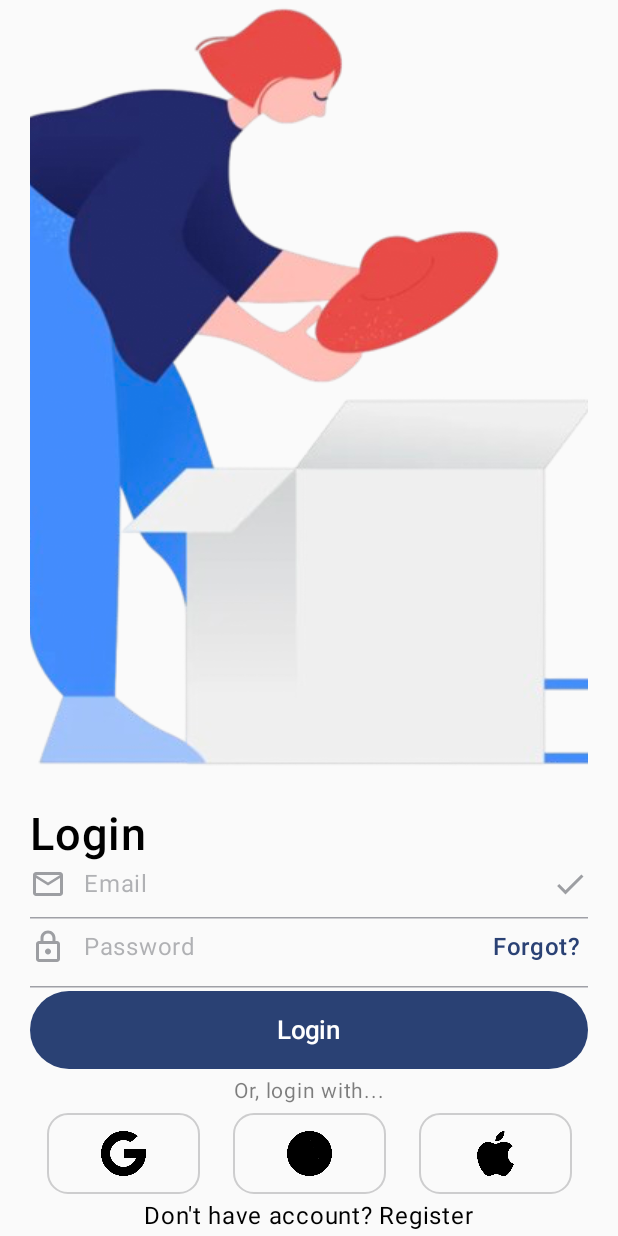
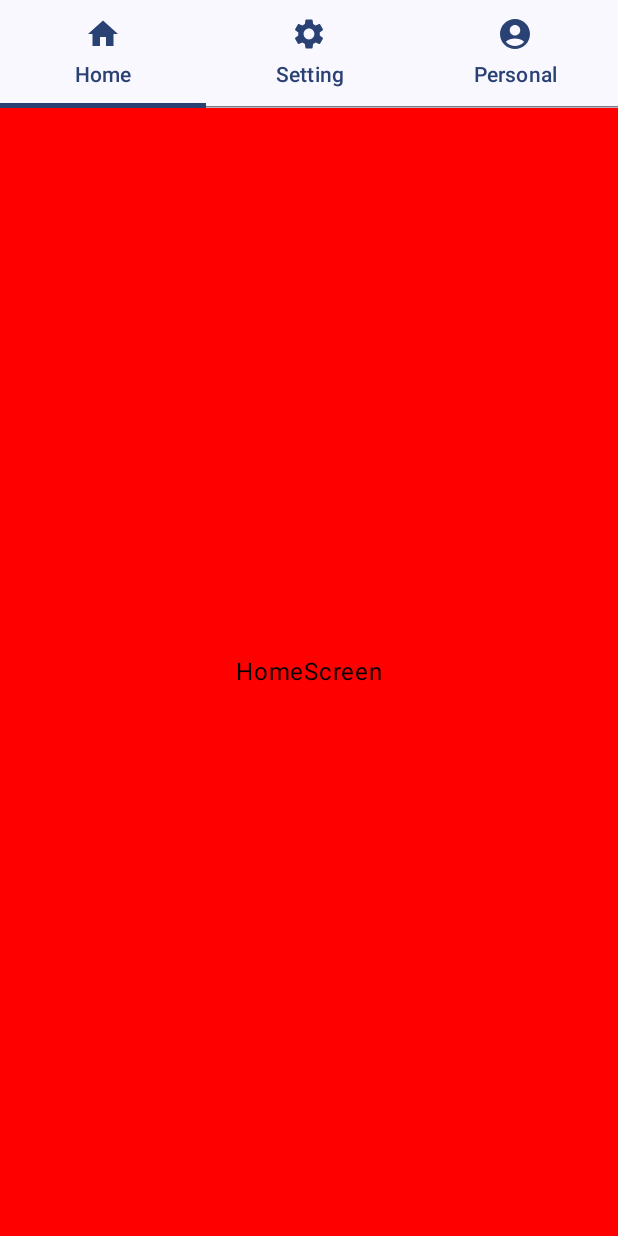
Before and after one commit to powdevlin12/AndroidJetpack, an Android app built with Jetpack Compose: the screen it shows after launch (MainActivity), on a phone screen of 412 x 824 dp. Run offline under Robolectric (Android 15) with nearby library versions, the phone set to English and light mode, and no system bars; our stand-ins replace accompanist.

Commit message:
add tabbar

```diff
--- a/app/src/main/java/com/dattran/unitconverter/MainActivity.kt
+++ b/app/src/main/java/com/dattran/unitconverter/MainActivity.kt
@@ -61,6 +61,7 @@ import com.dattran.unitconverter.banking.FinanceSection
 import com.dattran.unitconverter.banking.WalletSection
 import com.dattran.unitconverter.login.LoginScreen
 import com.dattran.unitconverter.ui.theme.UnitConverterTheme
+import com.dattran.unitconverter.uitabpager.TabNavigation
 import com.google.accompanist.systemuicontroller.rememberSystemUiController
 
 class MainActivity : ComponentActivity() {
@@ -71,7 +72,8 @@ class MainActivity : ComponentActivity() {
             UnitConverterTheme {
                 SetBarColor(color = MaterialTheme.colorScheme.background)
 
-                LoginScreen()
+//                LoginScreen()
+                TabNavigation()
             }
         }
     }
--- a/app/src/main/java/com/dattran/unitconverter/login/MyTextField.kt
+++ b/app/src/main/java/com/dattran/unitconverter/login/MyTextField.kt
@@ -28,16 +28,18 @@ import androidx.compose.ui.graphics.SolidColor
 import androidx.compose.ui.graphics.vector.ImageVector
 import androidx.compose.ui.text.font.FontWeight
 import androidx.compose.ui.text.input.KeyboardType
+import androidx.compose.ui.tooling.preview.Preview
 import androidx.compose.ui.unit.dp
 
+@Preview
 @Composable
 fun MyTextField(
-    modifier: Modifier = Modifier,
+    modifier: Modifier = Modifier.fillMaxWidth(),
     leadingIcon: ImageVector? = null,
     trailingIcon: ImageVector? = null,
     trailingText: String? = null,
-    textFieldState: TextFieldState,
-    hint: String,
+    textFieldState: TextFieldState = TextFieldState(),
+    hint: String? = "Input",
     keyboard: KeyboardType = KeyboardType.Text,
     isPassword: Boolean = false,
     onLeadingClick: () -> Unit = {},
@@ -50,7 +52,7 @@ fun MyTextField(
             trailingText = trailingText,
             trailingIcon = trailingIcon,
             textFieldState = textFieldState,
-            hint = hint,
+            hint = hint.toString(),
             onLeadingClick = onLeadingClick,
             onTrailingClick = onTrailingClick
         )
@@ -61,7 +63,7 @@ fun MyTextField(
             trailingText = trailingText,
             trailingIcon = trailingIcon,
             textFieldState = textFieldState,
-            hint = hint,
+            hint = hint.toString(),
             keyboard = keyboard,
             onLeadingClick = onLeadingClick,
             onTrailingClick = onTrailingClick
--- /dev/null
+++ b/app/src/main/java/com/dattran/unitconverter/uitabpager/TabNavigation.kt
@@ -0,0 +1,116 @@
+package com.dattran.unitconverter.uitabpager
+
+import androidx.compose.foundation.background
+import androidx.compose.foundation.layout.Box
+import androidx.compose.foundation.layout.Column
+import androidx.compose.foundation.layout.fillMaxSize
+import androidx.compose.foundation.pager.HorizontalPager
+import androidx.compose.foundation.pager.rememberPagerState
+import androidx.compose.material.icons.Icons
+import androidx.compose.material.icons.filled.AccountCircle
+import androidx.compose.material.icons.filled.Home
+import androidx.compose.material.icons.filled.Settings
+import androidx.compose.material3.Icon
+import androidx.compose.material3.Tab
+import androidx.compose.material3.TabRow
+import androidx.compose.material3.Text
+import androidx.compose.runtime.Composable
+import androidx.compose.runtime.getValue
+import androidx.compose.runtime.mutableStateOf
+import androidx.compose.runtime.remember
+import androidx.compose.runtime.rememberCoroutineScope
+import androidx.compose.runtime.setValue
+import androidx.compose.ui.Alignment
+import androidx.compose.ui.Modifier
+import androidx.compose.ui.graphics.Color
+import androidx.compose.ui.graphics.vector.ImageVector
+import kotlinx.coroutines.launch
+
+data class TabItem(
+    val text: String,
+    val icon: ImageVector,
+    val screen: @Composable () -> Unit
+)
+
+@Composable
+fun HomeScreen() {
+    Box(
+        modifier = Modifier
+            .fillMaxSize()
+            .background(color = Color.Red),
+        contentAlignment = Alignment.Center
+    ) {
+        Text("HomeScreen")
+    }
+}
+
+@Composable
+fun SettingScreen() {
+    Box(
+        modifier = Modifier
+            .fillMaxSize()
+            .background(color = Color.Green),
+        contentAlignment = Alignment.Center
+    ) {
+        Text("SettingScreen")
+    }
+}
+
+
+@Composable
+fun PersonalScreen() {
+    Box(
+        modifier = Modifier
+            .fillMaxSize()
+            .background(color = Color.Yellow),
+        contentAlignment = Alignment.Center
+    ) {
+        Text("PersonalScreen")
+    }
+}
+
+@Composable
+fun TabNavigation() {
+    var tabIndex by remember {
+        mutableStateOf(0)
+    }
+
+    var tabs = listOf(
+        TabItem(text = "Home", icon = Icons.Default.Home) {
+            HomeScreen()
+        },
+        TabItem(text = "Setting", icon = Icons.Default.Settings) {
+            SettingScreen()
+        },
+        TabItem(text = "Personal", icon = Icons.Default.AccountCircle) {
+            PersonalScreen()
+        },
+    )
+
+    var pagerState = rememberPagerState(
+        pageCount = { tabs.size }
+    )
+
+    var coroutineScope = rememberCoroutineScope()
+
+    Column {
+        TabRow(selectedTabIndex = tabIndex) {
+            tabs.forEachIndexed { index, tabItem ->
+                Tab(
+                    text = { Text(text = tabItem.text) },
+                    icon = { Icon(tabItem.icon, contentDescription = null) },
+                    selected = tabIndex == index,
+                    onClick = {
+                        coroutineScope.launch {
+                            tabIndex = index
+                            pagerState.animateScrollToPage(index)
+                        }
+                    })
+            }
+        }
+
+        HorizontalPager(state = pagerState) {
+            tabs[it].screen()
+        }
+    }
+}
```
